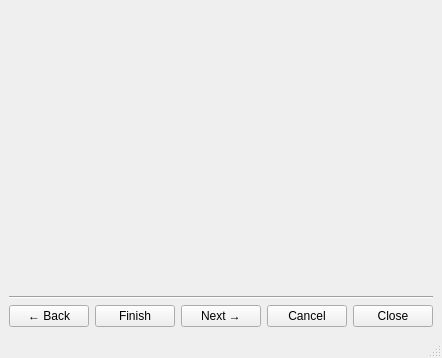
This is widgets/commands.ui in xmpp-graveyard/jabbim as Qt 5 draws it before an edit. The edited form follows.
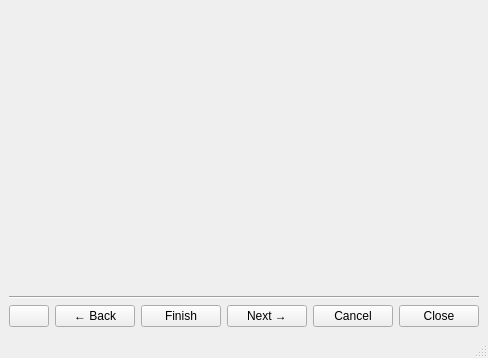
This is the edited form. Icons and pictures are not drawn.

The edit to the form file:
```diff
--- a/widgets/commands.ui
+++ b/widgets/commands.ui
@@ -31,14 +31,7 @@
       <property name="spacing" >
        <number>6</number>
       </property>
-      <item row="0" column="4" >
-       <widget class="QPushButton" name="cancel" >
-        <property name="text" >
-         <string>Cancel</string>
-        </property>
-       </widget>
-      </item>
-      <item row="0" column="0" >
+      <item row="0" column="1" >
        <spacer>
         <property name="orientation" >
          <enum>Qt::Horizontal</enum>
@@ -51,31 +44,45 @@
         </property>
        </spacer>
       </item>
+      <item row="0" column="5" >
+       <widget class="QPushButton" name="cancel" >
+        <property name="text" >
+         <string>Cancel</string>
+        </property>
+       </widget>
+      </item>
       <item row="0" column="3" >
+       <widget class="QPushButton" name="complete" >
+        <property name="text" >
+         <string>Finish</string>
+        </property>
+       </widget>
+      </item>
+      <item row="0" column="4" >
        <widget class="QPushButton" name="next" >
         <property name="text" >
          <string>Next →</string>
         </property>
        </widget>
       </item>
+      <item row="0" column="6" >
+       <widget class="QPushButton" name="close" >
+        <property name="text" >
+         <string>Close</string>
+        </property>
+       </widget>
+      </item>
       <item row="0" column="2" >
-       <widget class="QPushButton" name="complete" >
-        <property name="text" >
-         <string>Finish</string>
-        </property>
-       </widget>
-      </item>
-      <item row="0" column="1" >
        <widget class="QPushButton" name="previous" >
         <property name="text" >
          <string>← Back</string>
         </property>
        </widget>
       </item>
-      <item row="0" column="5" >
-       <widget class="QPushButton" name="close" >
-        <property name="text" >
-         <string>Close</string>
+      <item row="0" column="0" >
+       <widget class="QPushButton" name="menuButton" >
+        <property name="icon" >
+         <iconset>images/16x16/actions/exec.png</iconset>
         </property>
        </widget>
       </item>
```
